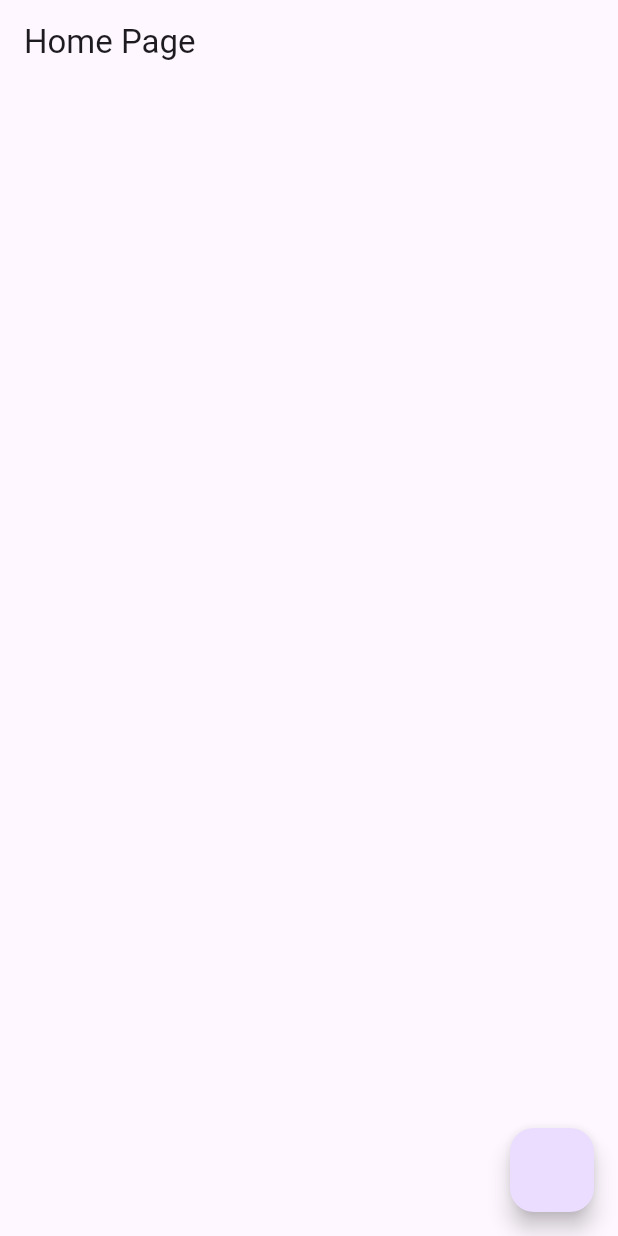
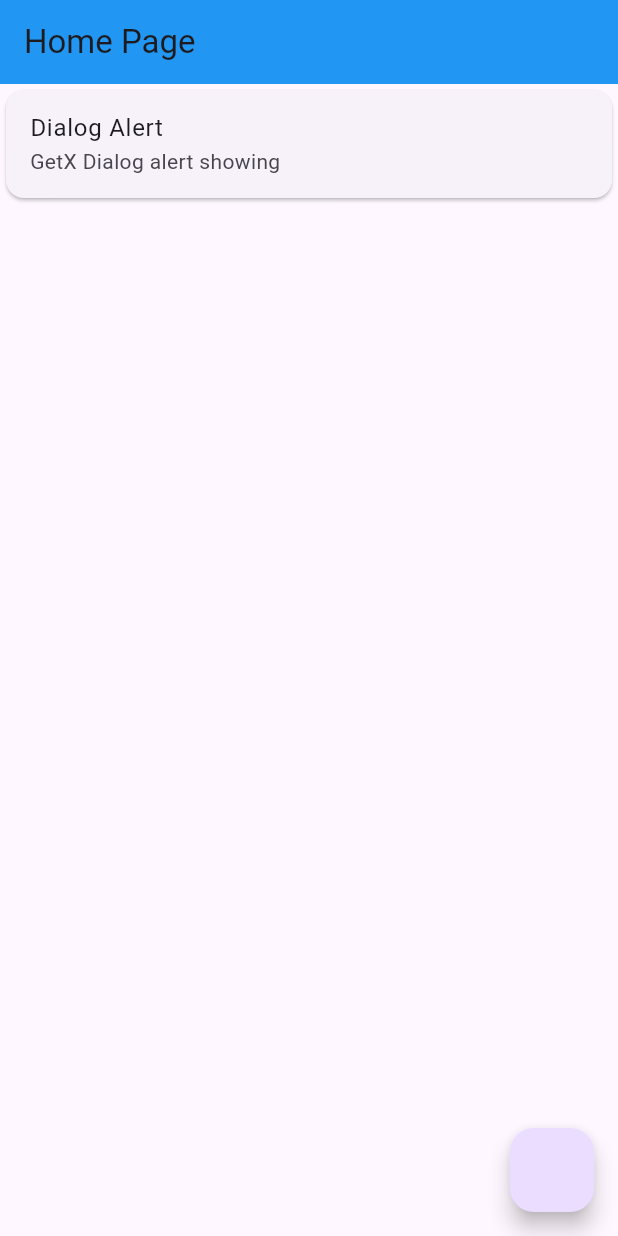
Before and after one commit to shardhayv/GetX_Practice, a Flutter app: the screen it shows after launch, on a phone screen of 412 x 824 dp. Run offline on Flutter 3.47's test engine with Material 2 defaults, Android fonts, the phone set to English and light mode, and no system bars; our stand-ins replace get.

Commit message:
GetX Dialog

```diff
--- a/lib/home_screen.dart
+++ b/lib/home_screen.dart
@@ -13,10 +13,30 @@ class _HomeScreenState extends State<HomeScreen> {
   Widget build(BuildContext context) {
     return Scaffold(
       appBar: AppBar(
+        backgroundColor: Colors.blue,
         title: const Text('Home Page'),
       ),
-      body: const Column(
-        children: [],
+      body: Column(
+        children: [
+          Card(
+            child: ListTile(
+              title: const Text('Dialog Alert'),
+              subtitle: const Text('GetX Dialog alert showing'),
+              onTap: () {
+                Get.defaultDialog(
+                    title: 'Confirm Okay',
+                    backgroundColor: Colors.red,
+                    middleText: 'Click Yes to Okay and No to No',
+                    textCancel: 'No',
+                    confirm: TextButton(
+                        onPressed: () {
+                          Get.back();
+                        },
+                        child: const Text('Okay')));
+              },
+            ),
+          )
+        ],
       ),
       floatingActionButton: FloatingActionButton(
         onPressed: () {
```
